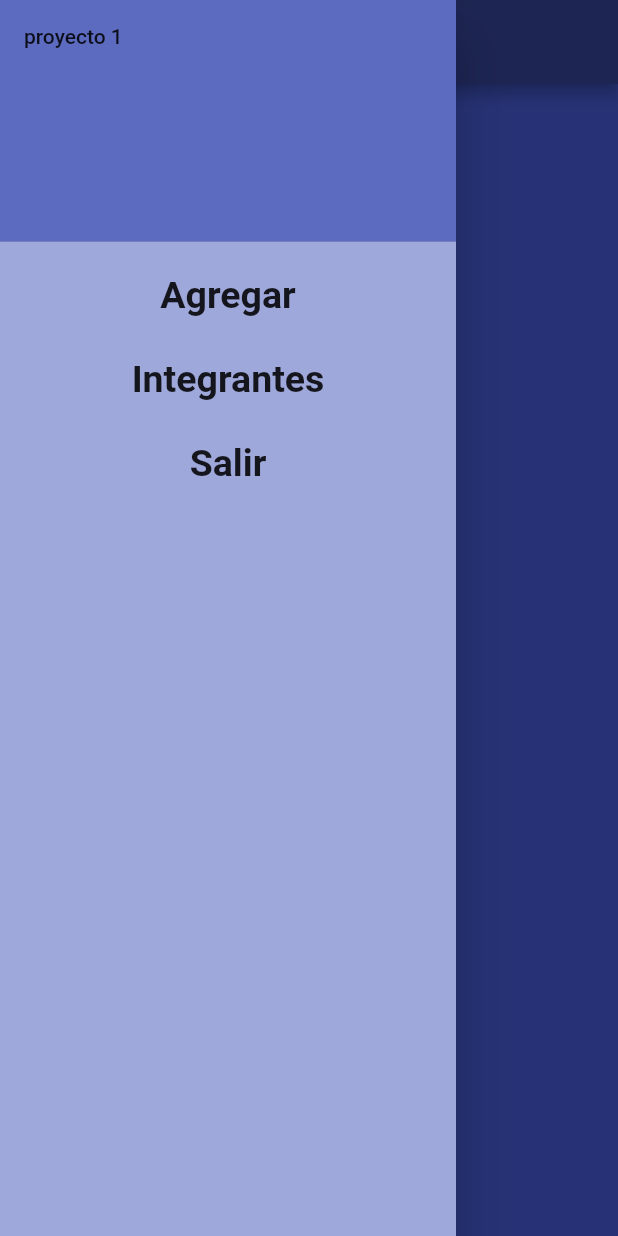
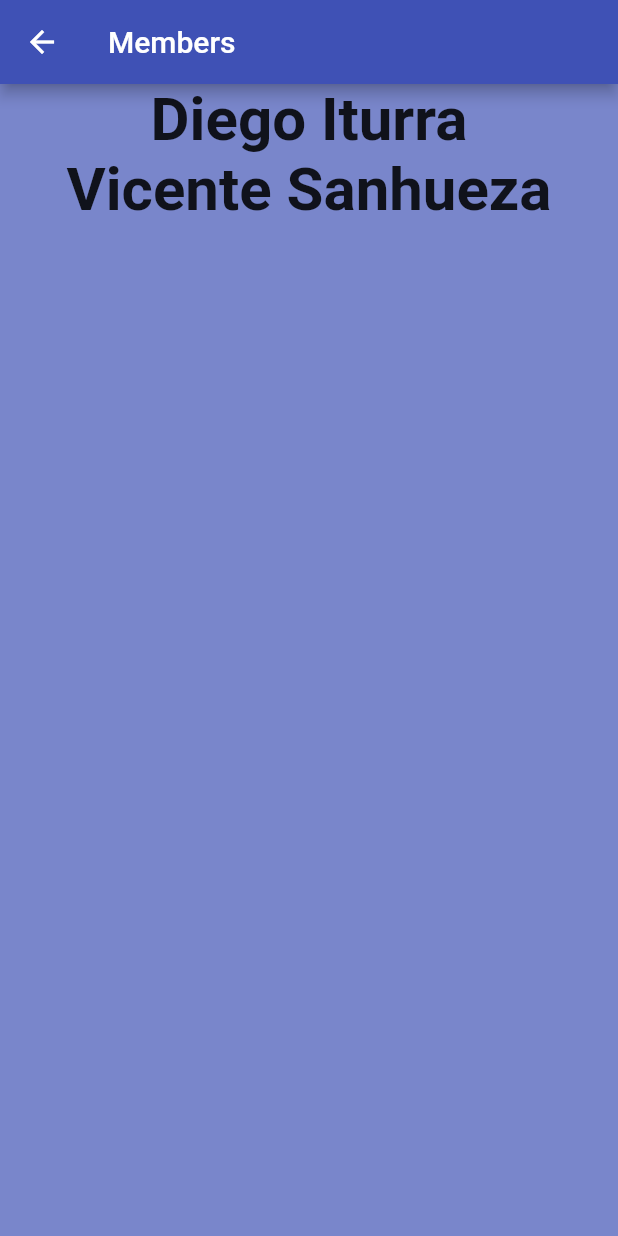
Before and after one commit to DiegoIturra/proyecto_flluter_1, a Flutter app: the MesssagesScreen screen opened by its route, in the side drawer, after a tap on "Integrantes", on a phone screen of 412 x 824 dp. Run offline on Flutter 3.47's test engine with Material 2 defaults, Android fonts, the phone set to English and light mode, and no system bars; network calls fail; statements that could not run were skipped.

Commit message:
Se agregan vista de integrantes y se agrega la opcion de volver al login al oprimir en boton salir

```diff
--- a/lib/main.dart
+++ b/lib/main.dart
@@ -2,6 +2,7 @@
 import 'package:proyecto1_curso/providers/api_provider.dart';
 import 'package:provider/provider.dart';
 import 'package:proyecto1_curso/providers/login_form_provider.dart';
+import 'package:proyecto1_curso/screens/members_screen.dart';
 import 'package:proyecto1_curso/screens/messages_screen.dart';
 import 'package:proyecto1_curso/screens/screens.dart';
 
@@ -25,6 +26,7 @@
       routes: {
         '/home':  (context) => const MesssagesScreen(),
         '/login': (context) =>  LoginScreen(),
+        '/members': (context) => MembersScreen()
       },
     );
   }
--- /dev/null
+++ b/lib/screens/members_screen.dart
@@ -0,0 +1,40 @@
+import 'package:flutter/material.dart';
+
+class MembersScreen extends StatelessWidget{
+  const MembersScreen({Key? key}) : super(key: key);
+
+
+  @override
+  Widget build(BuildContext context) {
+    return Scaffold(
+      appBar: AppBar(
+        backgroundColor: Colors.indigo,
+        title: const Text("Members"),
+      ),
+      backgroundColor: Colors.indigo.shade300,
+      body: Center(
+        child: Column(
+          children: const [
+
+            Text("Diego Iturra",
+              style: TextStyle(
+                fontFamily: 'Roboto',
+                fontSize: 40,
+                fontWeight: FontWeight.bold
+              ),
+            ),
+
+            Text("Vicente Sanhueza",
+              style: TextStyle(
+                fontFamily: 'Roboto',
+                fontSize: 40,
+                fontWeight: FontWeight.bold
+              ),
+            )
+          ],
+        ),
+      )
+    );
+  }
+
+}
--- a/lib/screens/messages_screen.dart
+++ b/lib/screens/messages_screen.dart
@@ -4,6 +4,8 @@ import 'package:flutter/material.dart';
 import 'package:proyecto1_curso/models/message.dart';
 import 'package:proyecto1_curso/providers/api_provider.dart';
 import 'package:provider/provider.dart';
+import 'package:proyecto1_curso/screens/members_screen.dart';
+import 'package:proyecto1_curso/screens/screens.dart';
 import 'package:proyecto1_curso/widgets/message_list_item.dart';
 
 class MesssagesScreen extends StatelessWidget{
@@ -60,6 +62,7 @@ class MesssagesScreen extends StatelessWidget{
               title: getTextOnListTile("Integrantes"),
               onTap: (() {
                 log("Has hecho tap en Integrantes");
+                Navigator.push(context, MaterialPageRoute(builder: (context)=> const MembersScreen()));
               }),
             ),
 
@@ -67,6 +70,7 @@ class MesssagesScreen extends StatelessWidget{
               title: getTextOnListTile("Salir"),
               onTap: (() {
                 log("Has hecho tap en Salir");
+                Navigator.push(context, MaterialPageRoute(builder: (context)=> LoginScreen()));
               }),
             )
           ],
```
